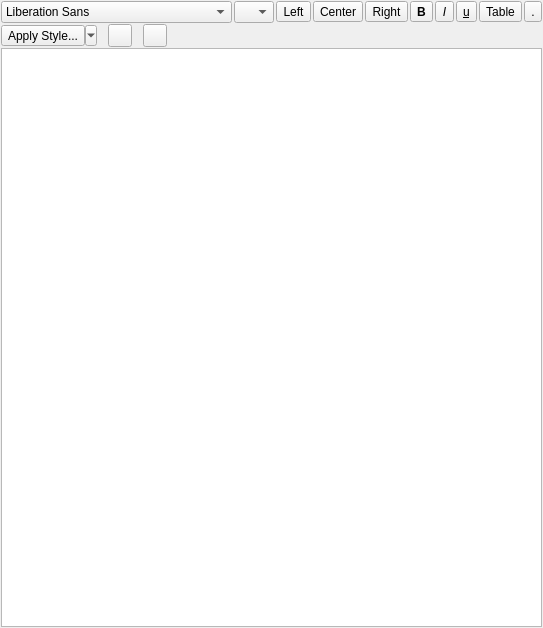
Before: the Qt Designer form RichTextEdit.ui in redeyedvireo/PyLogBook, drawn with Qt 5.
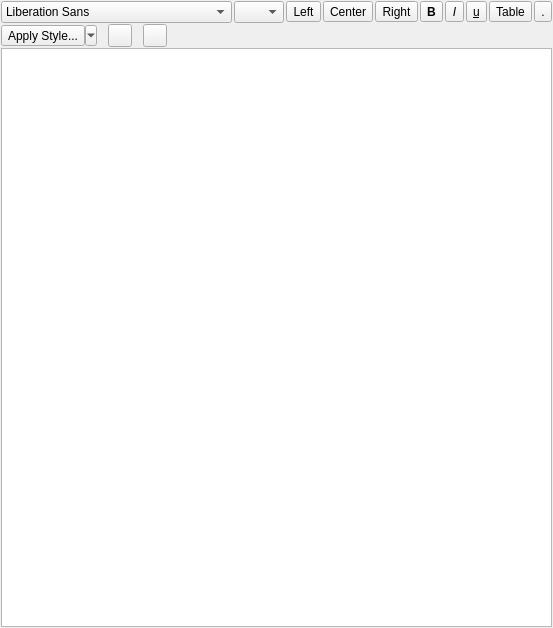
After: the same form once the commit is applied. Icons and pictures are not drawn. Custom widgets are drawn as their Qt base class.

```diff
--- a/RichTextEdit.ui
+++ b/RichTextEdit.ui
@@ -52,6 +52,12 @@
          <verstretch>0</verstretch>
         </sizepolicy>
        </property>
+       <property name="minimumSize">
+        <size>
+         <width>50</width>
+         <height>0</height>
+        </size>
+       </property>
        <property name="maximumSize">
         <size>
          <width>40</width>
@@ -145,7 +151,6 @@
       <widget class="QToolButton" name="boldButton">
        <property name="font">
         <font>
-         <weight>75</weight>
          <bold>true</bold>
         </font>
        </property>
```
Left out of the diff: 32 changed lines with no effect on the pictures.
